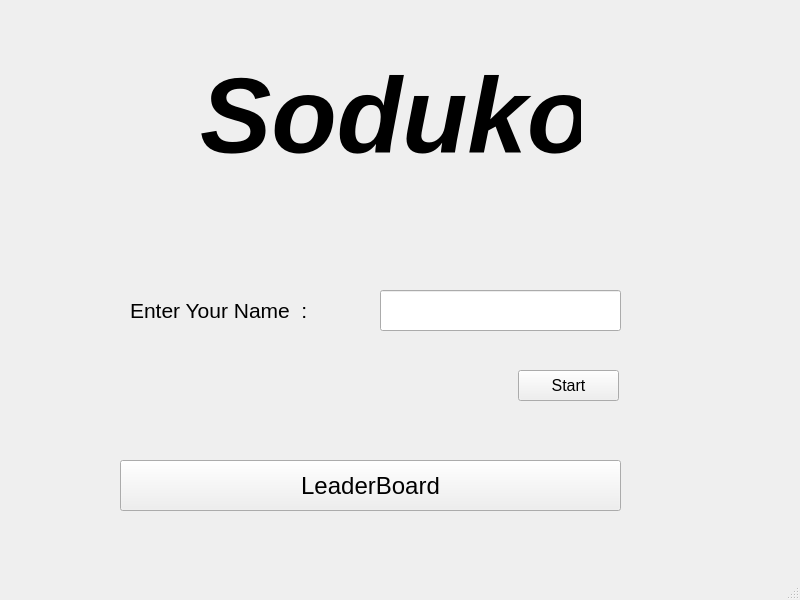
Old version of the form Soduko/mainwindow.ui in the repository UIAP4002-Dr-Mahdavi/mini-project-2-sudoku-Mohammadmx.
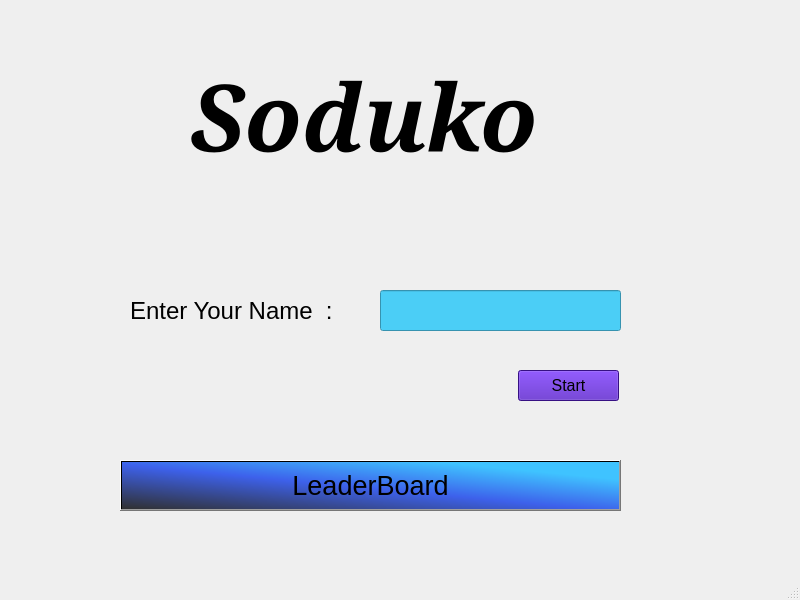
New version of the form.

```diff
--- a/Soduko/mainwindow.ui
+++ b/Soduko/mainwindow.ui
@@ -13,6 +13,12 @@
   <property name="windowTitle">
    <string>MainWindow</string>
   </property>
+  <property name="styleSheet">
+   <string notr="true">MainWindow
+{
+background-color:qlineargradient(spread:pad, x1:0, y1:0.973, x2:0.915025, y2:0.097, stop:0.00497512 rgba(0, 0, 0, 255), stop:0.482587 rgba(61, 155, 235, 255), stop:0.895522 rgba(255, 102, 248, 255))
+}</string>
+  </property>
   <widget class="QWidget" name="centralwidget">
    <widget class="QPushButton" name="btn_login">
     <property name="geometry">
@@ -28,6 +34,9 @@
       <pointsize>12</pointsize>
      </font>
     </property>
+    <property name="styleSheet">
+     <string notr="true">background-color:rgb(76, 22, 184)</string>
+    </property>
     <property name="text">
      <string>Start</string>
     </property>
@@ -41,6 +50,14 @@
       <height>41</height>
      </rect>
     </property>
+    <property name="font">
+     <font>
+      <pointsize>16</pointsize>
+     </font>
+    </property>
+    <property name="styleSheet">
+     <string notr="true">background-color:rgb(75, 206, 246)</string>
+    </property>
     <property name="text">
      <string/>
     </property>
@@ -56,7 +73,7 @@
     </property>
     <property name="font">
      <font>
-      <pointsize>16</pointsize>
+      <pointsize>18</pointsize>
      </font>
     </property>
     <property name="text">
@@ -66,15 +83,16 @@
    <widget class="QLabel" name="label_soduko">
     <property name="geometry">
      <rect>
-      <x>200</x>
+      <x>190</x>
       <y>60</y>
-      <width>381</width>
+      <width>401</width>
       <height>111</height>
      </rect>
     </property>
     <property name="font">
      <font>
-      <pointsize>80</pointsize>
+      <family>Serif</family>
+      <pointsize>70</pointsize>
       <weight>75</weight>
       <italic>true</italic>
       <bold>true</bold>
@@ -98,9 +116,12 @@
     </property>
     <property name="font">
      <font>
-      <pointsize>18</pointsize>
+      <pointsize>20</pointsize>
      </font>
     </property>
+    <property name="styleSheet">
+     <string notr="true">background-color:qlineargradient(spread:pad, x1:0, y1:1, x2:0.915025, y2:0.097, stop:0 rgba(48, 48, 48, 255), stop:0.517413 rgba(61, 97, 235, 255), stop:0.895522 rgba(63, 195, 255, 255))</string>
+    </property>
     <property name="text">
      <string>LeaderBoard</string>
     </property>
```
